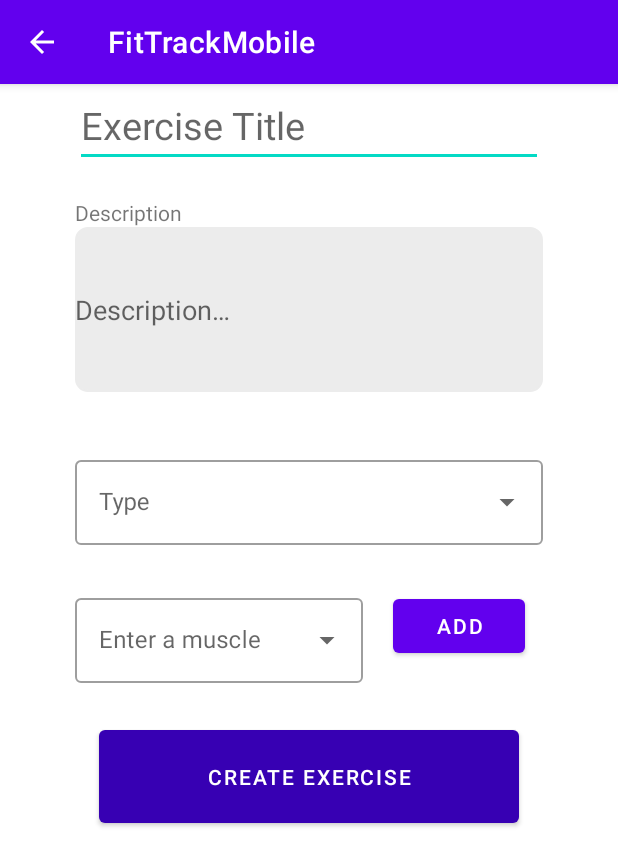
After one commit to Alesstintor/Proyecto-final-PFC, an Android app: the ExerciseActivity screen opened directly, with no data from a screen before it, on a phone screen of 412 x 824 dp. The commit adds this screen. Shown: the top 866 px of the screen. Run offline under Robolectric (Android 15) with nearby library versions, the phone set to English and light mode, and no system bars.

Commit message:
Now it is posible to create new exercises and logout from the application

```diff
--- a/FitTrackMobile/app/src/main/AndroidManifest.xml
+++ b/FitTrackMobile/app/src/main/AndroidManifest.xml
@@ -14,6 +14,9 @@
         android:theme="@style/Theme.FitTrackMobile"
         android:usesCleartextTraffic="true"
         tools:targetApi="31">
+        <activity
+            android:name=".ui.ExerciseActivity"
+            android:exported="false" />
         <activity
             android:name=".ui.AddExerciseActivity"
             android:exported="false" />
--- a/FitTrackMobile/app/src/main/java/com/ales/fittrackmobile/adapters/ExerciseCustomAdapter.kt
+++ b/FitTrackMobile/app/src/main/java/com/ales/fittrackmobile/adapters/ExerciseCustomAdapter.kt
@@ -32,6 +32,7 @@ class ExerciseCustomAdapter(private val data: Array<Exercise>) :
     }
     override fun onBindViewHolder(holder: ViewHolder, position: Int) {
         val exercise = data[position]
+        if (exercise == null) return
         holder.bindItem(exercise)
         holder.itemView.setOnClickListener{
             onItemClickListener?.onItemClick(position)
@@ -42,6 +43,7 @@ class ExerciseCustomAdapter(private val data: Array<Exercise>) :
     fun setOnItemClickListener(listener: OnItemClickListener) {
         onItemClickListener = listener
     }
+
     interface OnItemClickListener {
         fun onItemClick(position: Int)
     }
--- a/FitTrackMobile/app/src/main/java/com/ales/fittrackmobile/api/ApiAccess.kt
+++ b/FitTrackMobile/app/src/main/java/com/ales/fittrackmobile/api/ApiAccess.kt
@@ -38,5 +38,8 @@ interface ApiAccess {
     @POST("/routines")
     fun saveRoutine(@Body routine: Routine): Call<Routine>
 
+    @POST("/exercises")
+    fun saveExercise(@Body exercise: Exercise): Call<Exercise>
+
 
 }
--- a/FitTrackMobile/app/src/main/java/com/ales/fittrackmobile/entities/Routine.java
+++ b/FitTrackMobile/app/src/main/java/com/ales/fittrackmobile/entities/Routine.java
@@ -1,10 +1,9 @@
 package com.ales.fittrackmobile.entities;
 
-import java.io.Serializable;
 import java.util.ArrayList;
 import java.util.List;
 
-public class Routine implements Serializable {
+public class Routine {
     private Long id;
     private String name;
     private String description;
--- /dev/null
+++ b/FitTrackMobile/app/src/main/java/com/ales/fittrackmobile/ui/ExerciseActivity.kt
@@ -0,0 +1,147 @@
+package com.ales.fittrackmobile.ui
+
+import androidx.appcompat.app.AppCompatActivity
+import android.os.Bundle
+import android.view.MenuItem
+import android.widget.ArrayAdapter
+import android.widget.AutoCompleteTextView
+import android.widget.Toast
+import androidx.lifecycle.lifecycleScope
+import com.ales.fittrackmobile.context.UserContext
+import com.ales.fittrackmobile.databinding.ActivityExerciseBinding
+import com.ales.fittrackmobile.entities.Exercise
+import com.ales.fittrackmobile.entities.Muscles
+import com.google.android.material.chip.Chip
+import com.google.android.material.chip.ChipGroup
+import kotlinx.coroutines.launch
+
+class ExerciseActivity : AppCompatActivity() {
+
+    private lateinit var binding: ActivityExerciseBinding
+    private lateinit var userContext: UserContext
+    private lateinit var chipGroup: ChipGroup
+    private val selectedMuscles = mutableListOf<Muscles>()
+    private var exercise = Exercise()
+
+    override fun onCreate(savedInstanceState: Bundle?) {
+        super.onCreate(savedInstanceState)
+        binding = ActivityExerciseBinding.inflate(layoutInflater)
+        setContentView(binding.root)
+
+        userContext = UserContext.getInstance()
+        chipGroup = binding.chipGroup
+
+        supportActionBar?.setDisplayHomeAsUpEnabled(true)
+
+
+        (binding.typeInput.editText as? AutoCompleteTextView)?.setAdapter(
+            getAutocompleteAdapter(getTypesList()))
+
+        binding.muscleEditText.setAdapter(
+            getAutocompleteAdapter(Muscles.values().map { muscles -> muscles.name }))
+
+        val exerciseId = intent.getLongExtra("EXERCISEID", -1L)
+
+        if (exerciseId != -1L) setExistingExercise(exerciseId)
+
+        binding.createExerciseButton.setOnClickListener{onCreateExerciseButtonClick()}
+        binding.addMuscleButton.setOnClickListener{onAddMuscleButtonClick()}
+    }
+
+    private fun getAutocompleteAdapter(list: List<String>): ArrayAdapter<String> {
+
+        return ArrayAdapter(
+            this@ExerciseActivity,
+            com.google.android.material.R.layout.support_simple_spinner_dropdown_item,
+            list)
+    }
+
+    private fun getTypesList(): List<String> {
+        return listOf("Weight x Reps")
+    }
+
+    private fun setExistingExercise(exerciseId: Long) {
+        val existingExercise =
+            userContext.exercisesList.find { exercise -> exercise.id == exerciseId }
+
+        if (existingExercise != null) {
+            exercise.id = existingExercise.id
+            exercise.name = existingExercise.name
+            exercise.description = existingExercise.description
+            exercise.muscles = existingExercise.muscles.toList()
+            exercise.type = existingExercise.type
+            flushFields()
+        }
+    }
+
+    private fun flushFields() {
+        binding.titleValue.setText(exercise.name)
+        binding.descriptionTextField.setText(exercise.description)
+        binding.typeInputValue.setText(exercise.type)
+        exercise.muscles.forEach { muscle ->
+            addChip(muscle.name)
+            selectedMuscles.add(muscle)
+         }
+    }
+
+    override fun onOptionsItemSelected(item: MenuItem): Boolean {
+        when (item.itemId) {
+            android.R.id.home -> {
+                finish()
+                return true
+            }
+        }
+        return super.onOptionsItemSelected(item)
+    }
+
+    private fun setNewExercise() {
+        exercise.name = binding.titleValue.text.toString()
+        exercise.description = binding.descriptionTextField.text.toString()
+        exercise.type = binding.typeInputValue.text.toString()
+        exercise.muscles = selectedMuscles
+    }
+
+    private fun onCreateExerciseButtonClick() {
+        setNewExercise()
+        lifecycleScope.launch{
+            try {
+                setSaving(true)
+                userContext.saveExercise(exercise)
+                userContext.fetchExercisesData()
+                finish()
+            } catch (e: Exception) {
+                Toast.makeText(this@ExerciseActivity,
+                    "Error Saving the Exercise", Toast.LENGTH_SHORT).show()
+                setSaving(false)
+            }
+        }
+    }
+
+    private fun onAddMuscleButtonClick() {
+        val muscle = binding.muscleEditText.text.toString().uppercase()
+
+        if (muscle.isBlank()) return
+        if (!Muscles.values().any { it.name == muscle }) return
+
+        addChip(muscle)
+        selectedMuscles.add(Muscles.valueOf(muscle))
+        binding.muscleEditText.text = null
+
+    }
+
+    private fun addChip(muscle: String) {
+        val chip = Chip(chipGroup.context)
+        chip.text = muscle
+        chip.isCloseIconVisible = true
+        chip.setOnCloseIconClickListener {
+            chipGroup.removeView(chip)
+            selectedMuscles.remove(Muscles.valueOf(chip.text.toString()))
+        }
+        chipGroup.addView(chip)
+    }
+
+    private fun setSaving(isSaving: Boolean) {
+        binding.createExerciseButton.isEnabled = !isSaving
+        binding.addMuscleButton.isEnabled = !isSaving
+    }
+}
--- a/FitTrackMobile/app/src/main/java/com/ales/fittrackmobile/ui/home/HomeFragment.kt
+++ b/FitTrackMobile/app/src/main/java/com/ales/fittrackmobile/ui/home/HomeFragment.kt
@@ -50,7 +50,6 @@ class HomeFragment : Fragment() {
 
     private fun onAddRoutineButtonClick() {
         val intent = Intent(this.context, RoutineActivity::class.java)
-        intent.putExtra("ISNEW", true)
         startActivity(intent)
     }
 
--- /dev/null
+++ b/FitTrackMobile/app/src/main/res/drawable/edittext_textarea.xml
@@ -0,0 +1,9 @@
+<?xml version="1.0" encoding="utf-8"?>
+<shape xmlns:android="http://schemas.android.com/apk/res/android">
+    <solid android:color="@color/lightgrey" />
+    <stroke
+        android:width="1dp"
+        android:color="@color/lightgrey"
+    />
+    <corners android:radius="8dp" />
+</shape>
--- /dev/null
+++ b/FitTrackMobile/app/src/main/res/layout/activity_exercise.xml
@@ -0,0 +1,112 @@
+<?xml version="1.0" encoding="utf-8"?>
+<androidx.constraintlayout.widget.ConstraintLayout xmlns:android="http://schemas.android.com/apk/res/android"
+    xmlns:app="http://schemas.android.com/apk/res-auto"
+    xmlns:tools="http://schemas.android.com/tools"
+    android:layout_width="match_parent"
+    android:layout_height="match_parent"
+    android:paddingHorizontal="50dp"
+    tools:context=".ui.ExerciseActivity">
+
+    <androidx.appcompat.widget.AppCompatEditText
+        android:id="@+id/title_value"
+        android:layout_width="match_parent"
+        android:layout_height="wrap_content"
+        android:hint="@string/exercise_title_hint"
+        android:textSize="25sp"
+        app:layout_constraintTop_toTopOf="parent" />
+
+
+    <TextView
+        android:layout_width="wrap_content"
+        android:layout_height="wrap_content"
+        android:text="@string/exercise_description_label_text"
+        app:layout_constraintStart_toStartOf="@id/description_text_field"
+        app:layout_constraintBottom_toTopOf="@id/description_text_field" />
+
+    <EditText
+        android:id="@+id/description_text_field"
+        android:layout_width="match_parent"
+        android:layout_height="wrap_content"
+        android:inputType="textMultiLine"
+        android:background="@drawable/edittext_textarea"
+        android:layout_marginTop="40dp"
+        android:lines="5"
+        android:hint="@string/description_hint"
+        android:importantForAutofill="no"
+        app:layout_constraintTop_toBottomOf="@id/title_value"
+        />
+
+    <com.google.android.material.textfield.TextInputLayout
+        android:id="@+id/type_input"
+        android:layout_width="match_parent"
+        android:layout_height="wrap_content"
+        android:layout_marginTop="40dp"
+        app:layout_constraintTop_toBottomOf="@id/description_text_field"
+        app:layout_constraintStart_toStartOf="@id/description_text_field"
+        android:textAppearance="?android:textAppearanceMedium"
+        style="@style/Widget.MaterialComponents.TextInputLayout.OutlinedBox.ExposedDropdownMenu"
+        >
+
+        <AutoCompleteTextView
+            android:id="@+id/type_input_value"
+            android:layout_width="match_parent"
+            android:layout_height="wrap_content"
+            android:inputType="none"
+            android:hint="@string/exercise_type_hint"
+            />
+
+    </com.google.android.material.textfield.TextInputLayout>
+
+    <com.google.android.material.textfield.TextInputLayout
+        android:id="@+id/muscle_input"
+        android:layout_width="match_parent"
+        android:layout_height="wrap_content"
+        android:layout_marginTop="30dp"
+        android:layout_marginEnd="120dp"
+        android:textAppearance="?android:textAppearanceMedium"
+        app:layout_constraintTop_toBottomOf="@id/type_input"
+        style="@style/Widget.MaterialComponents.TextInputLayout.OutlinedBox.ExposedDropdownMenu"
+        >
+
+        <AutoCompleteTextView
+            android:id="@+id/muscleEditText"
+            android:layout_width="match_parent"
+            android:layout_height="wrap_content"
+            android:inputType="none"
+            android:hint="@string/muscle_input_hint"
+            />
+
+    </com.google.android.material.textfield.TextInputLayout>
+
+    <com.google.android.material.button.MaterialButton
+        android:id="@+id/add_muscle_button"
+        android:layout_width="wrap_content"
+        android:layout_height="wrap_content"
+        app:layout_constraintStart_toEndOf="@id/muscle_input"
+        app:layout_constraintTop_toTopOf="@id/muscle_input"
+        android:text="@string/add_muscle_button_text"
+        android:layout_marginHorizontal="20dp" />
+
+    <com.google.android.material.chip.ChipGroup
+        android:id="@+id/chipGroup"
+        android:layout_width="match_parent"
+        android:layout_height="wrap_content"
+        android:layout_marginTop="15dp"
+        android:layout_marginBottom="15dp"
+        app:layout_constraintTop_toBottomOf="@id/muscle_input"
+        />
+
+    <com.google.android.material.button.MaterialButton
+        android:id="@+id/create_exercise_button"
+        android:layout_width="match_parent"
+        android:layout_height="wrap_content"
+        android:background="@drawable/routine_card"
+        android:layout_margin="@dimen/activity_horizontal_margin"
+        android:padding="15dp"
+        android:text="@string/create_exercise_button_text"
+        android:textColor="@color/white"
+        app:backgroundTint="@color/purple_700"
+        app:layout_constraintTop_toBottomOf="@id/chipGroup"
+        />
+
+</androidx.constraintlayout.widget.ConstraintLayout>
--- a/FitTrackMobile/app/src/main/res/values/colors.xml
+++ b/FitTrackMobile/app/src/main/res/values/colors.xml
@@ -9,4 +9,5 @@
     <color name="white">#FFFFFFFF</color>
     <color name="green">#009c29</color>
     <color name="red">#FF1744</color>
+    <color name="lightgrey">#ECECEC</color>
 </resources>
--- a/FitTrackMobile/app/src/main/res/values/strings.xml
+++ b/FitTrackMobile/app/src/main/res/values/strings.xml
@@ -36,4 +36,11 @@
     <string name="routine_initial_title">New Routine</string>
     <string name="logout_button_text">Logout</string>
     <string name="edit_button_content_description">Edit button</string>
+    <string name="create_exercise_button_text">Create Exercise</string>
+    <string name="exercise_description_label_text">Description</string>
+    <string name="exercise_type_hint">Type</string>
+    <string name="muscle_input_hint">Enter a muscle</string>
+    <string name="add_muscle_button_text">Add</string>
+    <string name="exercise_title_hint">Exercise Title</string>
+    <string name="description_hint">Description…</string>
 </resources>
```
Also changed, not shown: FitTrackMobile/app/src/main/java/com/ales/fittrackmobile/api/ApiManager.kt (+23 -3 lines), FitTrackMobile/app/src/main/java/com/ales/fittrackmobile/context/UserContext.kt (+8 -0 lines), FitTrackMobile/app/src/main/java/com/ales/fittrackmobile/ui/AddExerciseActivity.kt (+33 -3 lines), FitTrackMobile/app/src/main/java/com/ales/fittrackmobile/ui/LoginActivity.kt (+4 -3 lines), FitTrackMobile/app/src/main/java/com/ales/fittrackmobile/ui/RoutineActivity.kt (+61 -21 lines), FitTrackMobile/app/src/main/java/com/ales/fittrackmobile/ui/user_page/UserPageEditView.kt (+24 -6 lines), FitTrackMobile/app/src/main/res/layout/activity_add_exercise.xml (+15 -0 lines), FitTrackMobile/app/src/main/res/layout/activity_user_page_edit_view.xml (+13 -13 lines).
